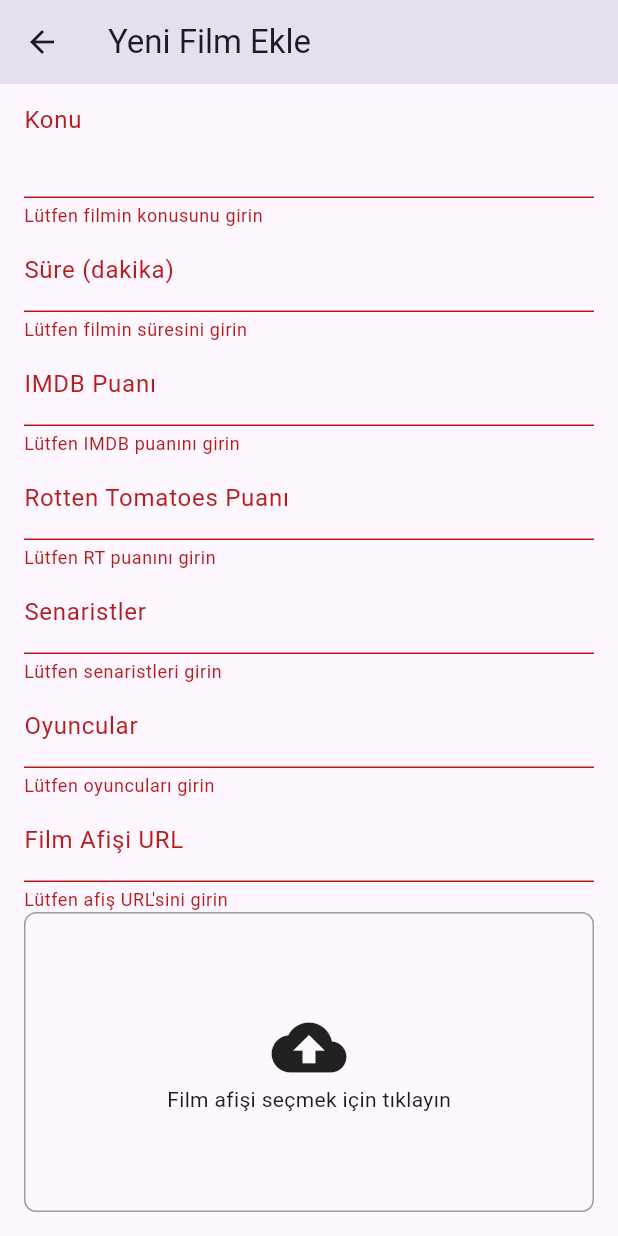
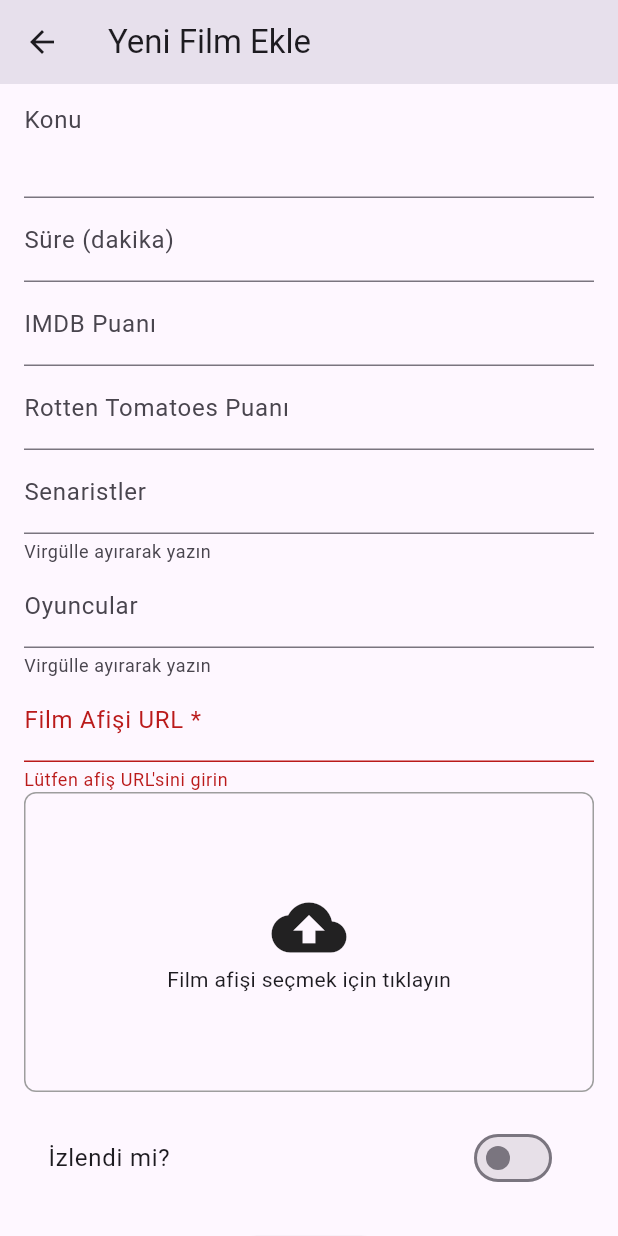
Before and after one commit to MertAliUzun/movie_collections_mobile, a Flutter app: the AddMovieScreen screen opened directly, scrolled down 316 dp, after a tap on "Filmi Ekle", on a phone screen of 412 x 824 dp. Run offline on Flutter 3.47's test engine with Material 3 defaults, Android fonts, the phone set to English and light mode, and no system bars; our stand-ins replace flutter_dotenv, image_picker, supabase_flutter; missing offline and left inert: cloudinary_public; accounts and stored records are empty.

Commit message:
v 0.2 (added movie to database)

```diff
--- a/lib/models/movie_model.dart
+++ b/lib/models/movie_model.dart
@@ -1,37 +1,38 @@
 class Movie {
-  //final String id;
   final String movieName;
   final String directorName;
   final DateTime releaseDate;
-  final String plot;
-  final int runtime;
-  final double imdbRating;
-  final double rtRating;
-  final List<String> writers;
-  final List<String> actors;
+  final String? plot;
+  final int? runtime;
+  final double? imdbRating;
+  final double? rtRating;
+  final List<String>? writers;
+  final List<String>? actors;
   final bool watched;
   final String imageLink;
-  final String userName;
+  final String userEmail;
+  final DateTime? watchDate;
+  final double? userScore;
 
   Movie({
-    //required this.id,
     required this.movieName,
     required this.directorName,
     required this.releaseDate,
-    required this.plot,
-    required this.runtime,
-    required this.imdbRating,
-    required this.rtRating,
-    required this.writers,
-    required this.actors,
+    this.plot,
+    this.runtime,
+    this.imdbRating,
+    this.rtRating,
+    this.writers,
+    this.actors,
     required this.watched,
     required this.imageLink,
-    required this.userName,
+    required this.userEmail,
+    this.watchDate,
+    this.userScore,
   });
 
   Map<String, dynamic> toJson() {
     return {
-      //'id': id,
       'movie_name': movieName,
       'director_name': directorName,
       'release_date': releaseDate.toIso8601String(),
@@ -43,25 +44,28 @@ class Movie {
       'actors': actors,
       'watched': watched,
       'image_link': imageLink,
-      'user_name': userName,
+      'user_email': userEmail,
+      'watch_date': watchDate?.toIso8601String(),
+      'user_score': userScore,
     };
   }
 
   factory Movie.fromJson(Map<String, dynamic> json) {
     return Movie(
-      //id: json['id'],
       movieName: json['movie_name'],
       directorName: json['director_name'],
       releaseDate: DateTime.parse(json['release_date']),
       plot: json['plot'],
       runtime: json['runtime'],
-      imdbRating: json['imdb_rating'].toDouble(),
-      rtRating: json['rt_rating'].toDouble(),
-      writers: List<String>.from(json['writers']),
-      actors: List<String>.from(json['actors']),
+      imdbRating: json['imdb_rating']?.toDouble(),
+      rtRating: json['rt_rating']?.toDouble(),
+      writers: json['writers'] != null ? List<String>.from(json['writers']) : null,
+      actors: json['actors'] != null ? List<String>.from(json['actors']) : null,
       watched: json['watched'],
       imageLink: json['image_link'],
-      userName: json['user_name'],
+      userEmail: json['user_email'],
+      watchDate: json['watch_date'] != null ? DateTime.parse(json['watch_date']) : null,
+      userScore: json['user_score']?.toDouble(),
     );
   }
 }
--- a/lib/models/user_model.dart
+++ b/lib/models/user_model.dart
@@ -1,35 +1,19 @@
 class User {
-  final String userName;
   final String email;
-  final String password;
-  final DateTime? watchDate;
-  final double? userScore;
 
   User({
-    required this.userName,
     required this.email,
-    required this.password,
-    this.watchDate,
-    this.userScore,
   });
 
   Map<String, dynamic> toJson() {
     return {
-      'user_name': userName,
       'email': email,
-      'password': password,
-      'watch_date': watchDate?.toIso8601String(),
-      'user_score': userScore,
     };
   }
 
   factory User.fromJson(Map<String, dynamic> json) {
     return User(
-      userName: json['user_name'],
       email: json['email'],
-      password: json['password'],
-      watchDate: json['watch_date'] != null ? DateTime.parse(json['watch_date']) : null,
-      userScore: json['user_score']?.toDouble(),
     );
   }
 }
--- a/lib/screens/add_movie_screen.dart
+++ b/lib/screens/add_movie_screen.dart
@@ -162,15 +162,25 @@ class _AddMovieScreenState extends State<AddMovieScreen> {
         movieName: _movieNameController.text,
         directorName: _directorNameController.text,
         releaseDate: _selectedDate,
-        plot: _plotController.text,
-        runtime: int.parse(_runtimeController.text),
-        imdbRating: double.parse(_imdbRatingController.text),
-        rtRating: double.parse(_rtRatingController.text),
-        writers: _writersController.text.split(',').map((e) => e.trim()).toList(),
-        actors: _actorsController.text.split(',').map((e) => e.trim()).toList(),
+        plot: _plotController.text.isNotEmpty ? _plotController.text : null,
+        runtime: _runtimeController.text.isNotEmpty
+            ? int.tryParse(_runtimeController.text)
+            : null,
+        imdbRating: _imdbRatingController.text.isNotEmpty
+            ? double.tryParse(_imdbRatingController.text)
+            : null,
+        rtRating: _rtRatingController.text.isNotEmpty
+            ? double.tryParse(_rtRatingController.text)
+            : null,
+        writers: _writersController.text.isNotEmpty
+            ? _writersController.text.split(',').map((e) => e.trim()).toList()
+            : null,
+        actors: _actorsController.text.isNotEmpty
+            ? _actorsController.text.split(',').map((e) => e.trim()).toList()
+            : null,
         watched: _isWatched,
         imageLink: _imageLinkController.text,
-        userName: 'test', // Sabit test kullanıcısı
+        userEmail: 'test@test.com', // Test için sabit email
       );
 
       try {
@@ -247,7 +257,7 @@ class _AddMovieScreenState extends State<AddMovieScreen> {
               const SizedBox(height: 16),
               TextFormField(
                 controller: _movieNameController,
-                decoration: const InputDecoration(labelText: 'Film Adı'),
+                decoration: const InputDecoration(labelText: 'Film Adı *'),
                 validator: (value) {
                   if (value == null || value.isEmpty) {
                     return 'Lütfen film adını girin';
@@ -257,7 +267,7 @@ class _AddMovieScreenState extends State<AddMovieScreen> {
               ),
               TextFormField(
                 controller: _directorNameController,
-                decoration: const InputDecoration(labelText: 'Yönetmen'),
+                decoration: const InputDecoration(labelText: 'Yönetmen *'),
                 validator: (value) {
                   if (value == null || value.isEmpty) {
                     return 'Lütfen yönetmen adını girin';
@@ -276,20 +286,17 @@ class _AddMovieScreenState extends State<AddMovieScreen> {
                 controller: _plotController,
                 decoration: const InputDecoration(labelText: 'Konu'),
                 maxLines: 3,
-                validator: (value) {
-                  if (value == null || value.isEmpty) {
-                    return 'Lütfen filmin konusunu girin';
-                  }
-                  return null;
-                },
               ),
               TextFormField(
                 controller: _runtimeController,
                 decoration: const InputDecoration(labelText: 'Süre (dakika)'),
                 keyboardType: TextInputType.number,
                 validator: (value) {
-                  if (value == null || value.isEmpty) {
-                    return 'Lütfen filmin süresini girin';
+                  if (value != null && value.isNotEmpty) {
+                    final number = int.tryParse(value);
+                    if (number == null) {
+                      return 'Geçerli bir sayı girin';
+                    }
                   }
                   return null;
                 },
@@ -299,8 +306,11 @@ class _AddMovieScreenState extends State<AddMovieScreen> {
                 decoration: const InputDecoration(labelText: 'IMDB Puanı'),
                 keyboardType: TextInputType.number,
                 validator: (value) {
-                  if (value == null || value.isEmpty) {
-                    return 'Lütfen IMDB puanını girin';
+                  if (value != null && value.isNotEmpty) {
+                    final number = double.tryParse(value);
+                    if (number == null || number < 0 || number > 10) {
+                      return 'Geçerli bir puan girin (0-10)';
+                    }
                   }
                   return null;
                 },
@@ -310,8 +320,11 @@ class _AddMovieScreenState extends State<AddMovieScreen> {
                 decoration: const InputDecoration(labelText: 'Rotten Tomatoes Puanı'),
                 keyboardType: TextInputType.number,
                 validator: (value) {
-                  if (value == null || value.isEmpty) {
-                    return 'Lütfen RT puanını girin';
+                  if (value != null && value.isNotEmpty) {
+                    final number = double.tryParse(value);
+                    if (number == null || number < 0 || number > 100) {
+                      return 'Geçerli bir puan girin (0-100)';
+                    }
                   }
                   return null;
                 },
@@ -322,12 +335,6 @@ class _AddMovieScreenState extends State<AddMovieScreen> {
                   labelText: 'Senaristler',
                   helperText: 'Virgülle ayırarak yazın',
                 ),
-                validator: (value) {
-                  if (value == null || value.isEmpty) {
-                    return 'Lütfen senaristleri girin';
-                  }
-                  return null;
-                },
               ),
               TextFormField(
                 controller: _actorsController,
@@ -335,16 +342,10 @@ class _AddMovieScreenState extends State<AddMovieScreen> {
                   labelText: 'Oyuncular',
                   helperText: 'Virgülle ayırarak yazın',
                 ),
-                validator: (value) {
-                  if (value == null || value.isEmpty) {
-                    return 'Lütfen oyuncuları girin';
-                  }
-                  return null;
-                },
               ),
               TextFormField(
                 controller: _imageLinkController,
-                decoration: const InputDecoration(labelText: 'Film Afişi URL'),
+                decoration: const InputDecoration(labelText: 'Film Afişi URL *'),
                 validator: (value) {
                   if (value == null || value.isEmpty) {
                     return 'Lütfen afiş URL\'sini girin';
--- a/lib/services/supabase_service.dart
+++ b/lib/services/supabase_service.dart
@@ -7,13 +7,13 @@ class SupabaseService {
 
   SupabaseService(this._supabaseClient);
 
-  String get currentUserName => 'test';
+  String get currentEmail => 'test@test.com';
 
   Future<List<Movie>> getMovies() async {
     final response = await _supabaseClient
         .from('movies')
         .select()
-        .eq('user_name', currentUserName)
+        .eq('user_email', currentEmail)
         .execute();
     return (response.data as List).map((movie) => Movie.fromJson(movie)).toList();
   }
@@ -21,7 +21,7 @@ class SupabaseService {
   Future<void> addMovie(Movie movie) async {
     await _supabaseClient.from('movies').insert({
       ...movie.toJson(),
-      'user_name': currentUserName,
+      'user_email': movie.userEmail,
     }).execute();
   }
 
@@ -30,7 +30,7 @@ class SupabaseService {
         .from('movies')
         .update(movie.toJson())
         .eq('movie_name', movie.movieName)
-        .eq('user_name', currentUserName)
+        .eq('user_email', currentEmail)
         .execute();
   }
 
@@ -39,7 +39,7 @@ class SupabaseService {
         .from('movies')
         .delete()
         .eq('movie_name', movieName)
-        .eq('user_name', currentUserName)
+        .eq('user_email', currentEmail)
         .execute();
   }
 
@@ -47,7 +47,7 @@ class SupabaseService {
     final response = await _supabaseClient
         .from('movies')
         .select()
-        .eq('user_name', currentUserName)
+        .eq('user_email', currentEmail)
         .eq('watched', false)
         .execute();
     return (response.data as List).map((movie) => Movie.fromJson(movie)).toList();
@@ -57,7 +57,7 @@ class SupabaseService {
     final response = await _supabaseClient
         .from('movies')
         .select()
-        .eq('user_name', currentUserName)
+        .eq('user_email', currentEmail)
         .eq('watched', true)
         .execute();
     return (response.data as List).map((movie) => Movie.fromJson(movie)).toList();
```
